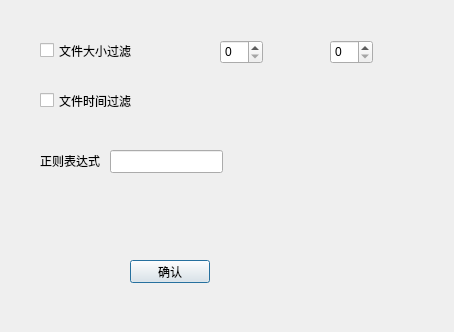
wenli7363/Zpods, file client/gui/filefilterdialog.ui: the form before one commit.
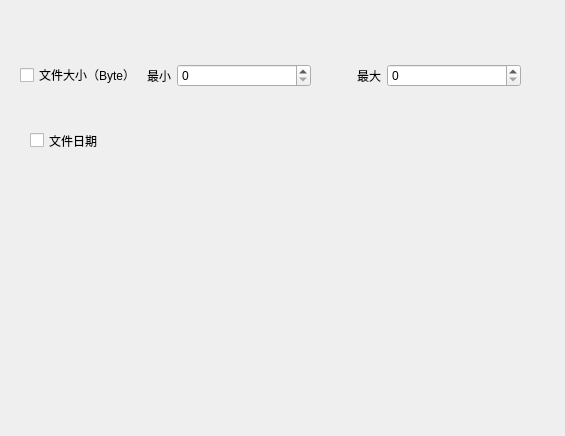
The form after the commit. Custom widgets are drawn as their Qt base class.

Patch:
```diff
--- a/client/gui/filefilterdialog.ui
+++ b/client/gui/filefilterdialog.ui
@@ -6,96 +6,128 @@
    <rect>
     <x>0</x>
     <y>0</y>
-    <width>454</width>
-    <height>332</height>
+    <width>565</width>
+    <height>436</height>
    </rect>
   </property>
   <property name="windowTitle">
    <string>Dialog</string>
   </property>
-  <widget class="QCheckBox" name="checkBox">
+  <widget class="QWidget" name="widget" native="true">
    <property name="geometry">
     <rect>
-     <x>40</x>
-     <y>40</y>
-     <width>101</width>
-     <height>21</height>
+     <x>20</x>
+     <y>50</y>
+     <width>501</width>
+     <height>51</height>
     </rect>
    </property>
-   <property name="text">
-    <string>文件大小过滤</string>
-   </property>
+   <layout class="QHBoxLayout" name="horizontalLayout">
+    <item>
+     <widget class="QCheckBox" name="checkBox">
+      <property name="sizePolicy">
+       <sizepolicy hsizetype="Fixed" vsizetype="Fixed">
+        <horstretch>0</horstretch>
+        <verstretch>0</verstretch>
+       </sizepolicy>
+      </property>
+      <property name="text">
+       <string>文件大小（Byte）</string>
+      </property>
+     </widget>
+    </item>
+    <item>
+     <widget class="QLabel" name="label">
+      <property name="sizePolicy">
+       <sizepolicy hsizetype="Fixed" vsizetype="Preferred">
+        <horstretch>0</horstretch>
+        <verstretch>0</verstretch>
+       </sizepolicy>
+      </property>
+      <property name="text">
+       <string>最小</string>
+      </property>
+     </widget>
+    </item>
+    <item>
+     <widget class="QSpinBox" name="spinBox_2"/>
+    </item>
+    <item>
+     <spacer name="horizontalSpacer">
+      <property name="orientation">
+       <enum>Qt::Horizontal</enum>
+      </property>
+      <property name="sizeType">
+       <enum>QSizePolicy::Fixed</enum>
+      </property>
+      <property name="sizeHint" stdset="0">
+       <size>
+        <width>40</width>
+        <height>20</height>
+       </size>
+      </property>
+     </spacer>
+    </item>
+    <item>
+     <widget class="QLabel" name="label_2">
+      <property name="sizePolicy">
+       <sizepolicy hsizetype="Fixed" vsizetype="Preferred">
+        <horstretch>0</horstretch>
+        <verstretch>0</verstretch>
+       </sizepolicy>
+      </property>
+      <property name="text">
+       <string>最大</string>
+      </property>
+     </widget>
+    </item>
+    <item>
+     <widget class="QSpinBox" name="spinBox"/>
+    </item>
+   </layout>
   </widget>
   <widget class="QCheckBox" name="checkBox_3">
    <property name="geometry">
     <rect>
-     <x>40</x>
-     <y>90</y>
-     <width>101</width>
+     <x>30</x>
+     <y>130</y>
+     <width>73</width>
      <height>21</height>
     </rect>
    </property>
    <property name="text">
-    <string>文件时间过滤</string>
+    <string>文件日期</string>
    </property>
   </widget>
-  <widget class="QSpinBox" name="spinBox">
-   <property name="geometry">
-    <rect>
-     <x>220</x>
-     <y>40</y>
-     <width>43</width>
-     <height>24</height>
-    </rect>
-   </property>
-  </widget>
-  <widget class="QPushButton" name="pushButton">
-   <property name="geometry">
-    <rect>
-     <x>130</x>
-     <y>260</y>
-     <width>80</width>
-     <height>23</height>
-    </rect>
-   </property>
-   <property name="text">
-    <string>确认</string>
-   </property>
-  </widget>
-  <widget class="QLineEdit" name="lineEdit">
+  <widget class="DateSelector" name="widget_3" native="true">
    <property name="geometry">
     <rect>
      <x>110</x>
-     <y>150</y>
-     <width>113</width>
-     <height>23</height>
+     <y>120</y>
+     <width>201</width>
+     <height>51</height>
     </rect>
    </property>
   </widget>
-  <widget class="QLabel" name="label">
-   <property name="geometry">
-    <rect>
-     <x>40</x>
-     <y>150</y>
-     <width>61</width>
-     <height>21</height>
-    </rect>
-   </property>
-   <property name="text">
-    <string>正则表达式</string>
-   </property>
-  </widget>
-  <widget class="QSpinBox" name="spinBox_2">
+  <widget class="DateSelector" name="widget_4" native="true">
    <property name="geometry">
     <rect>
      <x>330</x>
-     <y>40</y>
-     <width>43</width>
-     <height>24</height>
+     <y>120</y>
+     <width>211</width>
+     <height>51</height>
     </rect>
    </property>
   </widget>
  </widget>
+ <customwidgets>
+  <customwidget>
+   <class>DateSelector</class>
+   <extends>QWidget</extends>
+   <header>dateselector.h</header>
+   <container>1</container>
+  </customwidget>
+ </customwidgets>
  <resources/>
  <connections/>
 </ui>
```
